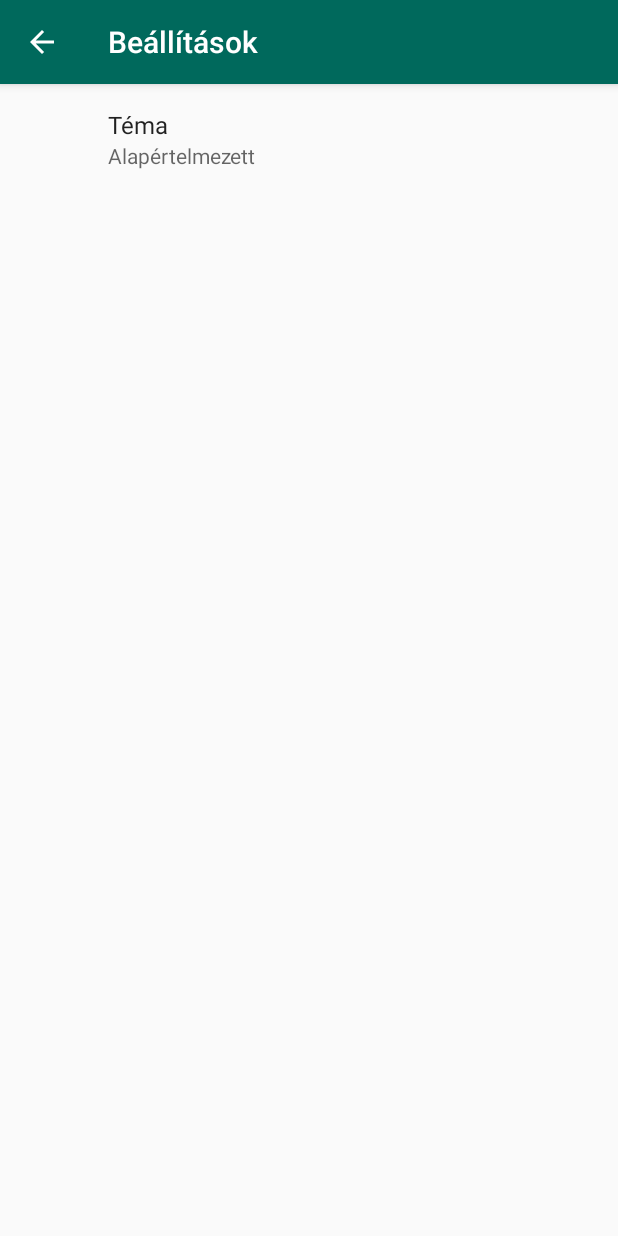
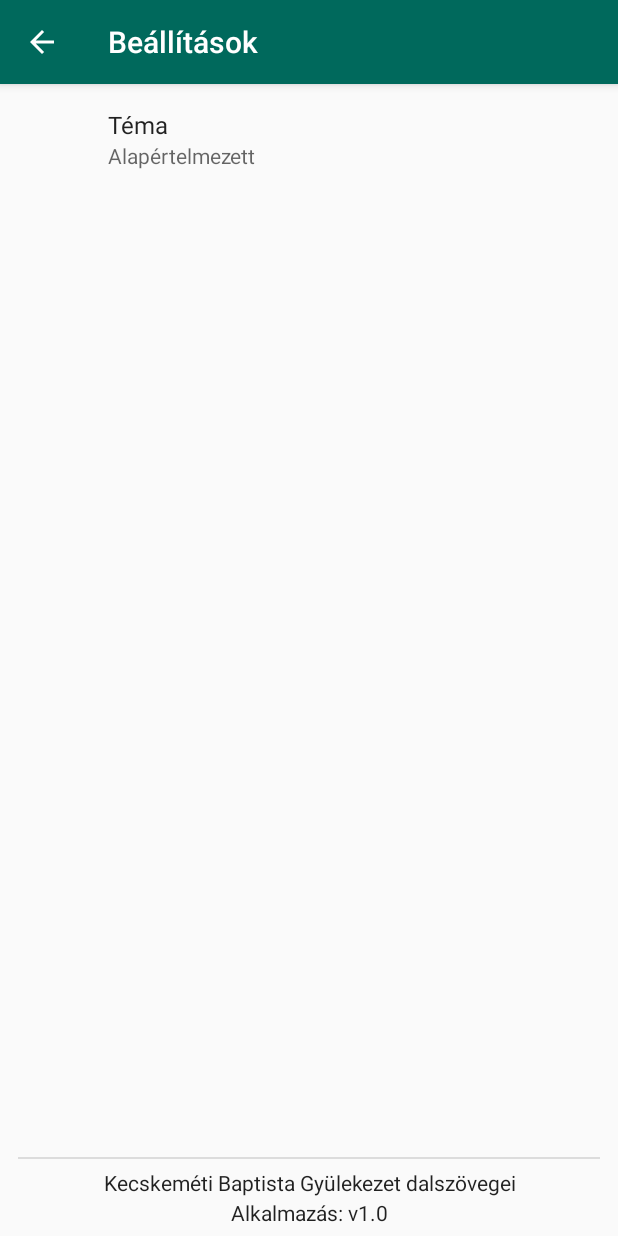
Before and after one commit to simon-vajda/KBGY-Enekek, an Android app: the SettingsActivity screen opened directly, with no data from a screen before it, on a phone screen of 412 x 824 dp. Run offline under Robolectric (Android 15) with nearby library versions, the light colour scheme and no system bars; our stand-ins replace androidx.preference.

Commit message:
Display app info at bottom of the SettingsActivity

```diff
--- a/app/src/main/java/hu/pimpi/enekek/SettingsActivity.java
+++ b/app/src/main/java/hu/pimpi/enekek/SettingsActivity.java
@@ -3,6 +3,7 @@ package hu.pimpi.enekek;
 import android.content.Intent;
 import android.os.Bundle;
 import android.view.MenuItem;
+import android.widget.TextView;
 
 import androidx.annotation.NonNull;
 import androidx.appcompat.app.ActionBar;
@@ -28,6 +29,11 @@ public class SettingsActivity extends AppCompatActivity {
         if (actionBar != null) {
             actionBar.setDisplayHomeAsUpEnabled(true);
         }
+
+        String infoMessage = getString(R.string.info) + "\n" + getString(R.string.application) + ": v";
+
+        TextView versionText = findViewById(R.id.settings_version);
+        versionText.setText(infoMessage + BuildConfig.VERSION_NAME);
     }
 
     @Override
--- a/app/src/main/res/layout/activity_settings.xml
+++ b/app/src/main/res/layout/activity_settings.xml
@@ -1,9 +1,43 @@
-<LinearLayout xmlns:android="http://schemas.android.com/apk/res/android"
+<androidx.constraintlayout.widget.ConstraintLayout xmlns:android="http://schemas.android.com/apk/res/android"
+    xmlns:app="http://schemas.android.com/apk/res-auto"
     android:layout_width="match_parent"
     android:layout_height="match_parent">
 
     <FrameLayout
         android:id="@+id/settings"
+        android:layout_width="0dp"
+        android:layout_height="0dp"
+        app:layout_constraintStart_toStartOf="parent"
+        app:layout_constraintEnd_toEndOf="parent"
+        app:layout_constraintTop_toTopOf="parent"
+        app:layout_constraintBottom_toTopOf="@id/settings_divider">
+
+    </FrameLayout>
+
+    <View
+        android:id="@+id/settings_divider"
         android:layout_width="match_parent"
-        android:layout_height="match_parent" />
-</LinearLayout>
+        android:layout_height="1dp"
+        android:layout_marginLeft="12dp"
+        android:layout_marginRight="12dp"
+        android:background="?android:attr/listDivider"
+        app:layout_constraintBottom_toTopOf="@id/settings_version"
+        app:layout_constraintEnd_toEndOf="parent"
+        app:layout_constraintStart_toStartOf="parent" />
+
+    <TextView
+        android:id="@+id/settings_version"
+        android:layout_width="match_parent"
+        android:layout_height="wrap_content"
+        android:gravity="center"
+        android:lineSpacingMultiplier="1.2"
+        android:paddingTop="6dp"
+        android:paddingBottom="6dp"
+        android:text="{version}"
+        android:textColor="?android:attr/textColorPrimary"
+        android:textSize="14sp"
+        app:layout_constraintBottom_toBottomOf="parent"
+        app:layout_constraintEnd_toEndOf="parent"
+        app:layout_constraintStart_toStartOf="parent" />
+
+</androidx.constraintlayout.widget.ConstraintLayout>
--- a/app/src/main/res/values/strings.xml
+++ b/app/src/main/res/values/strings.xml
@@ -6,6 +6,8 @@
     <string name="bridge">Híd</string>
     <string name="chorus">Refrén</string>
     <string name="verse">Versszak</string>
+    <string name="info">Kecskeméti Baptista Gyülekezet dalszövegei</string>
+    <string name="application">Alkalmazás</string>
 
     <string-array name="theme_labels">
         <item>Alapértelmezett</item>
```
